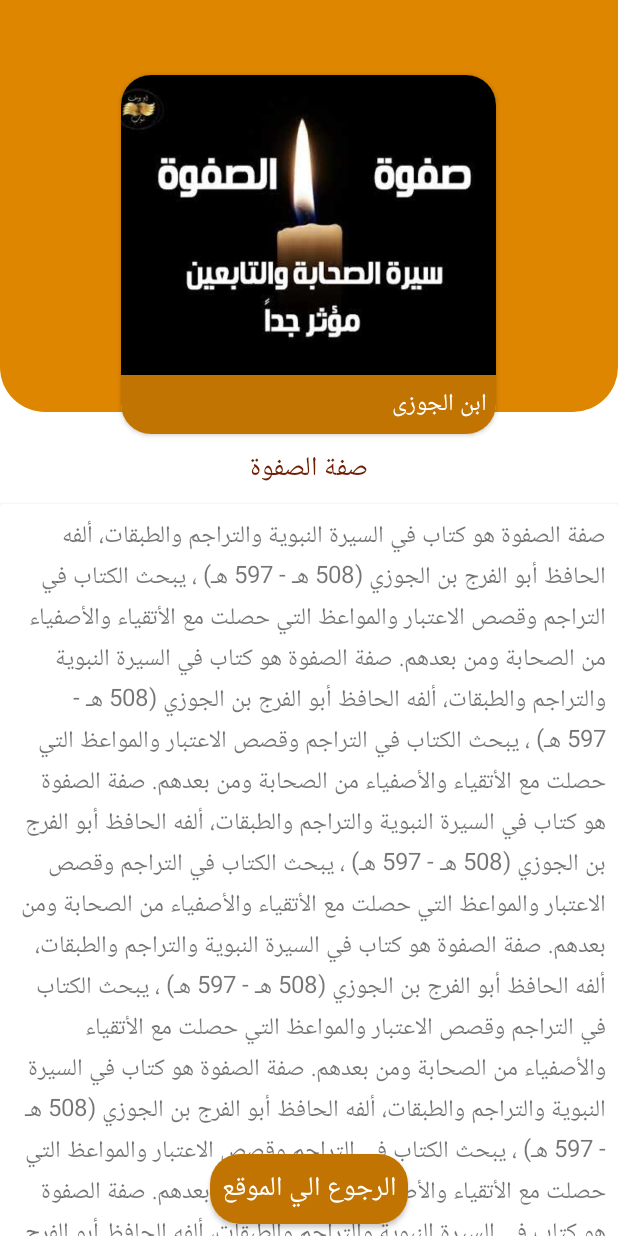
After one commit to Graduate-Project/Fabehodahom-Eqtadih, an Android app: the ContentLibrary screen opened directly, with no data from a screen before it, on a phone screen of 412 x 824 dp. The commit adds this screen. Run offline under Robolectric (Android 15) with nearby library versions, the phone set to English and light mode, and no system bars.

Commit message:
design library

```diff
--- a/app/src/main/AndroidManifest.xml
+++ b/app/src/main/AndroidManifest.xml
@@ -11,7 +11,8 @@
         android:roundIcon="@mipmap/ic_launcher_round"
         android:supportsRtl="true"
         android:theme="@style/Theme.MyProject">
-        <activity android:name=".attribute.ContentOfEachAttr"></activity>
+        <activity android:name=".library.ContentLibrary"></activity>
+        <activity android:name=".attribute.ContentOfEachAttr" />
         <activity android:name=".audio.PlayerActivity" />
         <activity android:name=".character.ContentOfEachChar" />
         <activity android:name=".ui.MainActivity" />
--- a/app/src/main/java/com/example/myproject/home/HomeFragment.java
+++ b/app/src/main/java/com/example/myproject/home/HomeFragment.java
@@ -1,5 +1,6 @@
 package com.example.myproject.home;
 
+import android.content.Intent;
 import android.os.Bundle;
 
 import androidx.fragment.app.Fragment;
@@ -11,7 +12,9 @@ import android.view.ViewGroup;
 import android.widget.TextView;
 
 import com.example.myproject.R;
+import com.example.myproject.attribute.ContentOfEachAttr;
 import com.example.myproject.audio.AudioPlayerFrag;
+import com.example.myproject.library.ContentLibrary;
 
 
 public class HomeFragment extends Fragment {
@@ -31,13 +34,16 @@ public class HomeFragment extends Fragment {
         textView.setOnClickListener(new View.OnClickListener() {
             @Override
             public void onClick(View view) {
-                FragmentTransaction transaction = getFragmentManager().beginTransaction();
-                // Replace whatever is in the fragment_container view with this fragment,
-                // and add the transaction to the back stack
-                transaction.replace(R.id.fragment_container, new AudioPlayerFrag());
-                transaction.addToBackStack(null);
-                // Commit the transaction
-                transaction.commit();
+
+                    Intent i = new Intent(getActivity(), ContentLibrary.class);
+                    startActivity(i);
+//                FragmentTransaction transaction = getFragmentManager().beginTransaction();
+//                // Replace whatever is in the fragment_container view with this fragment,
+//                // and add the transaction to the back stack
+//                transaction.replace(R.id.fragment_container, new AudioPlayerFrag());
+//                transaction.addToBackStack(null);
+//                // Commit the transaction
+//                transaction.commit();
             }
         });
         return view;
--- /dev/null
+++ b/app/src/main/java/com/example/myproject/library/ContentLibrary.java
@@ -0,0 +1,16 @@
+package com.example.myproject.library;
+
+import androidx.appcompat.app.AppCompatActivity;
+
+import android.os.Bundle;
+
+import com.example.myproject.R;
+
+public class ContentLibrary extends AppCompatActivity {
+
+    @Override
+    protected void onCreate(Bundle savedInstanceState) {
+        super.onCreate(savedInstanceState);
+        setContentView(R.layout.activity_content_library);
+    }
+}
--- a/app/src/main/java/com/example/myproject/ui/SplashActivity.java
+++ b/app/src/main/java/com/example/myproject/ui/SplashActivity.java
@@ -17,7 +17,7 @@ public class SplashActivity extends AppCompatActivity {
         super.onCreate(savedInstanceState);
         setContentView(R.layout.activity_splash);
 
-        getSupportActionBar().hide();
+  //      getSupportActionBar().hide();
 
         new Handler().postDelayed(new Runnable() {
             @Override
--- /dev/null
+++ b/app/src/main/res/drawable/view_lib.xml
@@ -0,0 +1,8 @@
+<?xml version="1.0" encoding="utf-8"?>
+<shape xmlns:android="http://schemas.android.com/apk/res/android">
+
+
+    <solid android:color="@color/colorPrimary" />
+    <corners android:bottomLeftRadius="30dp" android:bottomRightRadius="30dp"/>
+
+</shape>
--- /dev/null
+++ b/app/src/main/res/layout/activity_content_library.xml
@@ -0,0 +1,129 @@
+<?xml version="1.0" encoding="utf-8"?>
+
+<RelativeLayout xmlns:android="http://schemas.android.com/apk/res/android"
+    xmlns:app="http://schemas.android.com/apk/res-auto"
+    xmlns:tools="http://schemas.android.com/tools"
+    android:layout_width="match_parent"
+    android:layout_height="match_parent"
+    tools:context=".library.ContentLibrary">
+
+
+    <LinearLayout
+        android:layout_width="match_parent"
+        android:layout_height="match_parent"
+        android:orientation="vertical">
+
+        <View
+            android:layout_width="match_parent"
+            android:layout_height="0dp"
+            android:layout_weight="1"
+            android:background="@drawable/view_lib" />
+
+        <View
+            android:layout_width="match_parent"
+            android:layout_height="0dp"
+            android:layout_weight="2"
+            android:background="@color/white" />
+
+    </LinearLayout>
+
+    <androidx.core.widget.NestedScrollView
+        android:layout_width="match_parent"
+        android:layout_height="match_parent">
+
+        <RelativeLayout
+            android:layout_width="match_parent"
+            android:layout_height="match_parent">
+
+            <androidx.cardview.widget.CardView
+                android:id="@+id/lib_card"
+                android:layout_width="250dp"
+                android:layout_height="wrap_content"
+                android:layout_centerHorizontal="true"
+                android:layout_marginTop="50dp"
+                app:cardCornerRadius="20dp">
+
+                <LinearLayout
+                    android:layout_width="wrap_content"
+                    android:layout_height="wrap_content"
+                    android:orientation="vertical">
+
+                    <ImageView
+                        android:id="@+id/book_img"
+                        android:layout_width="wrap_content"
+                        android:layout_height="200dp"
+                        android:scaleType="centerCrop"
+                        android:src="@drawable/book_sefatelsafwa" />
+
+                    <TextView
+                        android:id="@+id/book_author"
+                        android:layout_width="match_parent"
+                        android:layout_height="wrap_content"
+                        android:layout_gravity="end"
+                        android:background="@color/colorPrimaryDark"
+                        android:padding="6dp"
+                        android:text="@string/ss_author"
+                        android:textColor="@color/white"
+                        android:textSize="16sp" />
+
+                </LinearLayout>
+            </androidx.cardview.widget.CardView>
+
+            <TextView
+                android:id="@+id/book_name"
+                android:layout_width="wrap_content"
+                android:layout_height="wrap_content"
+                android:layout_below="@+id/lib_card"
+                android:layout_centerHorizontal="true"
+                android:layout_marginTop="8dp"
+                android:text="@string/book_ss"
+                android:textColor="@color/brown"
+                android:textSize="18sp" />
+
+            <androidx.cardview.widget.CardView
+                android:id="@+id/back_card"
+                android:layout_width="wrap_content"
+                android:layout_height="wrap_content"
+                android:layout_below="@+id/book_name"
+                android:layout_marginTop="8dp">
+
+                <TextView
+                    android:id="@+id/book_disc"
+                    android:layout_width="wrap_content"
+                    android:layout_height="wrap_content"
+                    android:padding="8dp"
+                    android:text="@string/book_des_ss"
+                    android:textSize="16sp" />
+
+            </androidx.cardview.widget.CardView>
+
+            <View
+                android:layout_width="match_parent"
+                android:layout_height="70dp"
+                android:layout_below="@+id/back_card"/>
+
+        </RelativeLayout>
+    </androidx.core.widget.NestedScrollView>
+
+
+    <androidx.cardview.widget.CardView
+        android:layout_width="wrap_content"
+        android:layout_height="wrap_content"
+        android:layout_alignParentBottom="true"
+        android:layout_centerHorizontal="true"
+        android:layout_marginBottom="8dp"
+        app:cardCornerRadius="20dp">
+
+        <TextView
+            android:id="@+id/back_lib"
+            android:layout_width="wrap_content"
+            android:layout_height="wrap_content"
+            android:background="@color/colorPrimaryDark"
+            android:padding="8dp"
+            android:text="@string/back_to_home"
+            android:textColor="@color/white"
+            android:textSize="18sp" />
+
+    </androidx.cardview.widget.CardView>
+
+</RelativeLayout>
--- a/app/src/main/res/layout/fragment_attribute.xml
+++ b/app/src/main/res/layout/fragment_attribute.xml
@@ -49,7 +49,7 @@
                         android:layout_height="wrap_content"
                         android:layout_gravity="center_horizontal"
                         android:scaleType="centerCrop"
-                        android:src="@drawable/sedk" />
+                        android:src="@drawable/hayaa" />
 
 
                 </androidx.cardview.widget.CardView>
@@ -175,7 +175,7 @@
                         android:layout_height="wrap_content"
                         android:layout_gravity="center_horizontal"
                         android:scaleType="centerCrop"
-                        android:src="@drawable/hayaa" />
+                        android:src="@drawable/sedk" />
 
 
                 </androidx.cardview.widget.CardView>
--- a/app/src/main/res/values-night/themes.xml
+++ b/app/src/main/res/values-night/themes.xml
@@ -1,6 +1,6 @@
 <resources xmlns:tools="http://schemas.android.com/tools">
     <!-- Base application theme. -->
-    <style name="Theme.MyProject" parent="Theme.MaterialComponents.DayNight.DarkActionBar">
+    <style name="Theme.MyProject" parent="Theme.MaterialComponents.DayNight.NoActionBar">
         <!-- Primary brand color. -->
         <item name="colorPrimary">@color/brown</item>
         <item name="colorPrimaryVariant">@color/colorPrimaryDark</item>
--- a/app/src/main/res/values/colors.xml
+++ b/app/src/main/res/values/colors.xml
@@ -1,11 +1,13 @@
 <?xml version="1.0" encoding="utf-8"?>
 <resources>
-    <color name="brown">#7A3119</color>
+    <color name="brown">#701E04</color>
     <color name="light_brown">#E1D8D5</color>
     <color name="colorPrimary">#DF8601</color>
-    <color name="colorPrimaryDark">#AE6801</color>
+    <color name="colorPrimaryDark">#C17401</color>
     <color name="teal_200">#FF03DAC5</color>
     <color name="teal_700">#FF018786</color>
     <color name="black">#FF000000</color>
     <color name="white">#FFFFFFFF</color>
+    <color name="green">#39B13E</color>
+    <color name="dark_green">#023E05</color>
 </resources>
--- a/app/src/main/res/values/strings.xml
+++ b/app/src/main/res/values/strings.xml
@@ -8,7 +8,30 @@
 
 
     <string name="book_ss">صفة الصفوة</string>
-    <string name="book_des_ss">صفة الصفوة هو كتاب في السيرة النبوية والتراجم والطبقات، ألفه الحافظ أبو الفرج بن الجوزي (508 هـ - 597 هـ)، يبحث الكتاب في التراجم وقصص الاعتبار والمواعظ التي حصلت مع الأتقياء والأصفياء من الصحابة ومن بعدهم.</string>
+    <string name="book_des_ss">
+        صفة الصفوة هو كتاب في السيرة النبوية والتراجم والطبقات، ألفه الحافظ أبو الفرج بن الجوزي (508 هـ - 597 هـ)
+        ، يبحث الكتاب في التراجم وقصص الاعتبار والمواعظ التي حصلت مع الأتقياء والأصفياء من الصحابة ومن بعدهم.
+
+        صفة الصفوة هو كتاب في السيرة النبوية والتراجم والطبقات، ألفه الحافظ أبو الفرج بن الجوزي (508 هـ - 597 هـ)
+        ، يبحث الكتاب في التراجم وقصص الاعتبار والمواعظ التي حصلت مع الأتقياء والأصفياء من الصحابة ومن بعدهم.
+
+        صفة الصفوة هو كتاب في السيرة النبوية والتراجم والطبقات، ألفه الحافظ أبو الفرج بن الجوزي (508 هـ - 597 هـ)
+        ، يبحث الكتاب في التراجم وقصص الاعتبار والمواعظ التي حصلت مع الأتقياء والأصفياء من الصحابة ومن بعدهم.
+
+        صفة الصفوة هو كتاب في السيرة النبوية والتراجم والطبقات، ألفه الحافظ أبو الفرج بن الجوزي (508 هـ - 597 هـ)
+        ، يبحث الكتاب في التراجم وقصص الاعتبار والمواعظ التي حصلت مع الأتقياء والأصفياء من الصحابة ومن بعدهم.
+
+          صفة الصفوة هو كتاب في السيرة النبوية والتراجم والطبقات، ألفه الحافظ أبو الفرج بن الجوزي (508 هـ - 597 هـ)
+        ، يبحث الكتاب في التراجم وقصص الاعتبار والمواعظ التي حصلت مع الأتقياء والأصفياء من الصحابة ومن بعدهم.
+          صفة الصفوة هو كتاب في السيرة النبوية والتراجم والطبقات، ألفه الحافظ أبو الفرج بن الجوزي (508 هـ - 597 هـ)
+        ، يبحث الكتاب في التراجم وقصص الاعتبار والمواعظ التي حصلت مع الأتقياء والأصفياء من الصحابة ومن بعدهم.
+          صفة الصفوة هو كتاب في السيرة النبوية والتراجم والطبقات، ألفه الحافظ أبو الفرج بن الجوزي (508 هـ - 597 هـ)
+        ، يبحث الكتاب في التراجم وقصص الاعتبار والمواعظ التي حصلت مع الأتقياء والأصفياء من الصحابة ومن بعدهم.
+          صفة الصفوة هو كتاب في السيرة النبوية والتراجم والطبقات، ألفه الحافظ أبو الفرج بن الجوزي (508 هـ - 597 هـ)
+        ، يبحث الكتاب في التراجم وقصص الاعتبار والمواعظ التي حصلت مع الأتقياء والأصفياء من الصحابة ومن بعدهم.
+
+    </string>
+
 
     <string name="book_man_around_massenger">رجال حول الرسول</string>
     <string name="book_des_man_around_massenger">كتاب رجال حول الرسول لخالد محمد خالد هو كتاب يتناول صور سريعة لحياة نفر من أصحاب النبي محمد من منظور إسلامي يتناول التغييرات والتحولات التي طرأت على هذه الشخصيات بدخولها الإسلام والسمة المميزة لكل منهم.\n</string>
@@ -24,4 +47,6 @@
     <string name="charattribute">صفات الشخصية</string>
     <string name="charaudio">إستمع</string>
     <string name="AttrChar">شخصيات الصفة</string>
+    <string name="back_to_home">الرجوع الي الموقع</string>
+    <string name="ss_author">ابن الجوزى</string>
 </resources>
--- a/app/src/main/res/values/themes.xml
+++ b/app/src/main/res/values/themes.xml
@@ -1,6 +1,6 @@
 <resources xmlns:tools="http://schemas.android.com/tools">
     <!-- Base application theme. -->
-    <style name="Theme.MyProject" parent="Theme.MaterialComponents.DayNight.DarkActionBar">
+    <style name="Theme.MyProject" parent="Theme.MaterialComponents.DayNight.NoActionBar">
         <!-- Primary brand color. -->
         <item name="colorPrimary">@color/colorPrimary</item>
         <item name="colorPrimaryVariant">@color/colorPrimaryDark</item>
```
